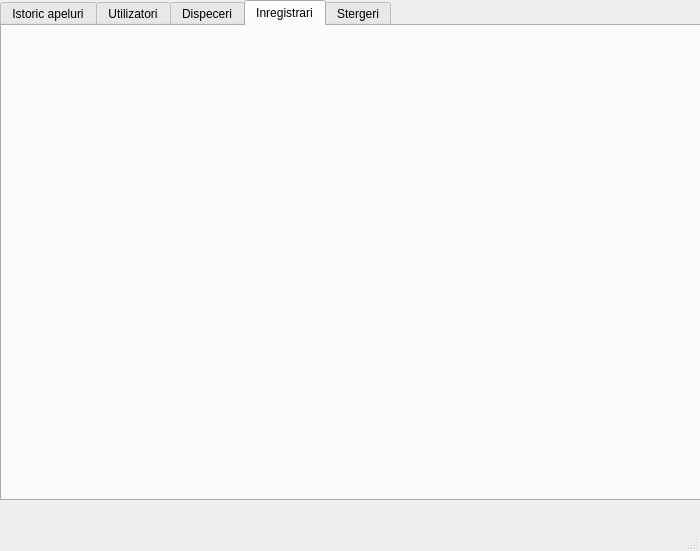
Before: the Qt Designer form Apeluri_urg/primapag.ui in cezica/Apeluri-de-urgenta, drawn with Qt 5.
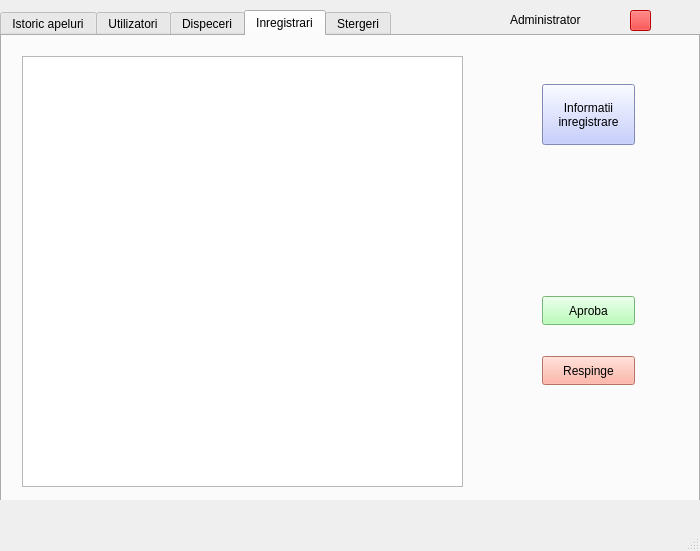
After: the same form once the commit is applied. The open tabs and pages were chosen to show the change.

The edit to the form file:
```diff
--- a/Apeluri_urg/primapag.ui
+++ b/Apeluri_urg/primapag.ui
@@ -958,8 +958,8 @@
       <property name="geometry">
        <rect>
         <x>0</x>
-        <y>0</y>
-        <width>701</width>
+        <y>10</y>
+        <width>700</width>
         <height>501</height>
        </rect>
       </property>
@@ -985,6 +985,65 @@
        <attribute name="title">
         <string>Inregistrari</string>
        </attribute>
+       <widget class="QListWidget" name="lista_cereri_inrg">
+        <property name="geometry">
+         <rect>
+          <x>20</x>
+          <y>20</y>
+          <width>441</width>
+          <height>431</height>
+         </rect>
+        </property>
+       </widget>
+       <widget class="QPushButton" name="inf_inrg">
+        <property name="geometry">
+         <rect>
+          <x>540</x>
+          <y>48</y>
+          <width>93</width>
+          <height>61</height>
+         </rect>
+        </property>
+        <property name="styleSheet">
+         <string notr="true">background: rgb(181, 191, 255)</string>
+        </property>
+        <property name="text">
+         <string>Informatii
+inregistrare</string>
+        </property>
+       </widget>
+       <widget class="QPushButton" name="aprob_inrg">
+        <property name="geometry">
+         <rect>
+          <x>540</x>
+          <y>260</y>
+          <width>93</width>
+          <height>29</height>
+         </rect>
+        </property>
+        <property name="styleSheet">
+         <string notr="true">background:rgb(165, 255, 165)</string>
+        </property>
+        <property name="text">
+         <string>Aproba</string>
+        </property>
+       </widget>
+       <widget class="QPushButton" name="resping_inreg">
+        <property name="geometry">
+         <rect>
+          <x>540</x>
+          <y>320</y>
+          <width>93</width>
+          <height>29</height>
+         </rect>
+        </property>
+        <property name="styleSheet">
+         <string notr="true">background: rgb(255, 161, 142)</string>
+        </property>
+        <property name="text">
+         <string>Respinge</string>
+        </property>
+       </widget>
       </widget>
       <widget class="QWidget" name="cereri_stergeri">
        <attribute name="title">
@@ -992,6 +1051,35 @@
        </attribute>
       </widget>
      </widget>
+     <widget class="QLabel" name="label_7">
+      <property name="geometry">
+       <rect>
+        <x>510</x>
+        <y>10</y>
+        <width>101</width>
+        <height>20</height>
+       </rect>
+      </property>
+      <property name="text">
+       <string>Administrator</string>
+      </property>
+     </widget>
+     <widget class="QPushButton" name="delog_adm">
+      <property name="geometry">
+       <rect>
+        <x>630</x>
+        <y>10</y>
+        <width>21</width>
+        <height>21</height>
+       </rect>
+      </property>
+      <property name="styleSheet">
+       <string notr="true">background: red</string>
+      </property>
+      <property name="text">
+       <string/>
+      </property>
+     </widget>
     </widget>
    </widget>
   </widget>
```
Left out of the diff: 670 changed lines with no effect on the pictures.
